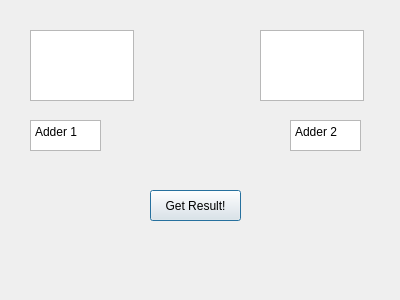
SilverwolfError/Calc, file CalcForPyQt0.1_AdditionDialog.ui: the form before one commit.
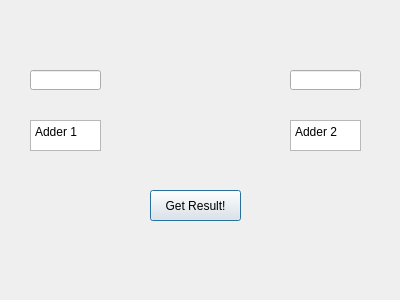
The form after the commit.

Diff of the .ui file:
```diff
--- a/CalcForPyQt0.1_AdditionDialog.ui
+++ b/CalcForPyQt0.1_AdditionDialog.ui
@@ -26,16 +26,6 @@
     <string>Get Result!</string>
    </property>
   </widget>
-  <widget class="QTextEdit" name="Adder1TE">
-   <property name="geometry">
-    <rect>
-     <x>30</x>
-     <y>30</y>
-     <width>104</width>
-     <height>71</height>
-    </rect>
-   </property>
-  </widget>
   <widget class="QPlainTextEdit" name="Adder1PT">
    <property name="geometry">
     <rect>
@@ -62,13 +52,23 @@
     <string>Adder 2</string>
    </property>
   </widget>
-  <widget class="QTextEdit" name="Adder2TE">
+  <widget class="QLineEdit" name="Adder1LE">
    <property name="geometry">
     <rect>
-     <x>260</x>
-     <y>30</y>
-     <width>104</width>
-     <height>71</height>
+     <x>30</x>
+     <y>70</y>
+     <width>71</width>
+     <height>20</height>
+    </rect>
+   </property>
+  </widget>
+  <widget class="QLineEdit" name="Adder2LE">
+   <property name="geometry">
+    <rect>
+     <x>290</x>
+     <y>70</y>
+     <width>71</width>
+     <height>20</height>
     </rect>
    </property>
   </widget>
```
